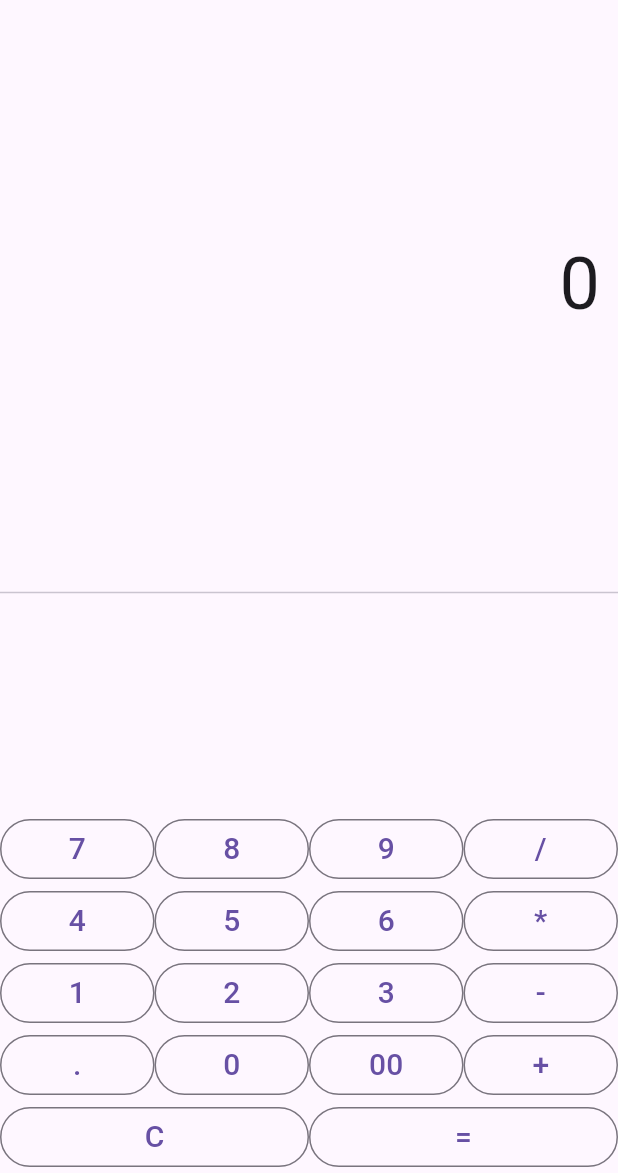
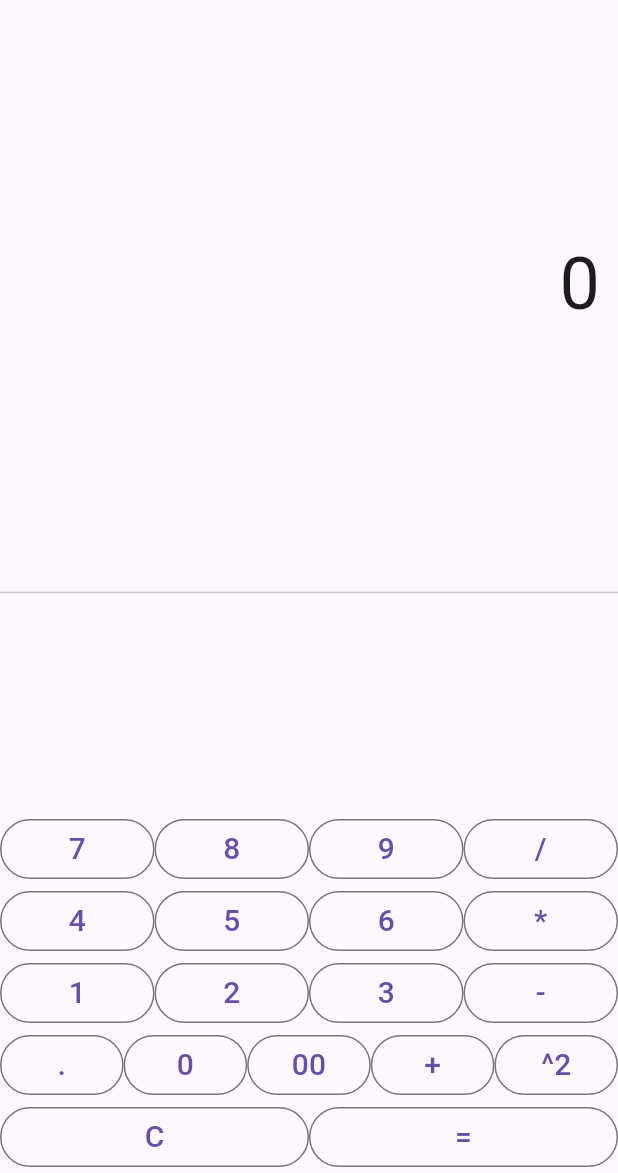
Before and after one commit to parkerf12/flutter-calculator, a Flutter app: the screen it shows after launch, on a phone screen of 412 x 824 dp, the part 63-1236 px from its top. Run offline on Flutter 3.47's test engine with Material 3 defaults, Android fonts, the phone set to English and light mode, and no system bars; missing offline and left inert: expressions.

Commit message:
Added square button to the calculator app

```diff
--- a/calculator/lib/calc.dart
+++ b/calculator/lib/calc.dart
@@ -132,6 +132,7 @@ String _evaluateExpression(String input) {
                   _buildButton("0"),
                   _buildButton("00"),
                   _buildButton("+"),
+                  _buildButton("^2"),
                 ],
               ),
               Row(
```
